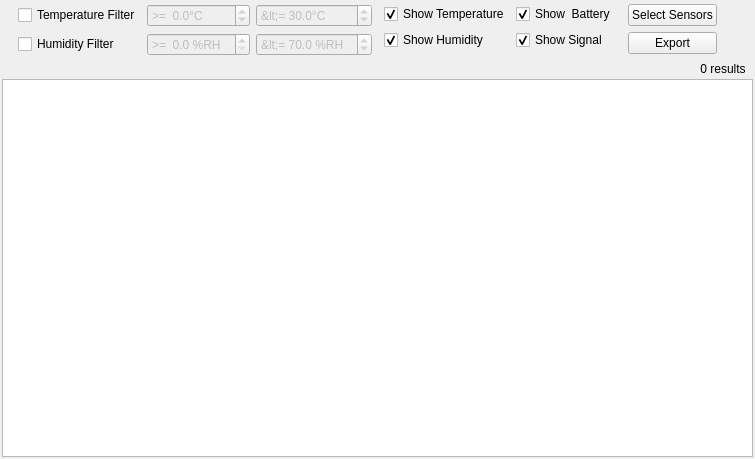
The window that manager/src/MeasurementsWidget.ui (porkmarks/sense) describes before a commit, drawn with Qt 5.
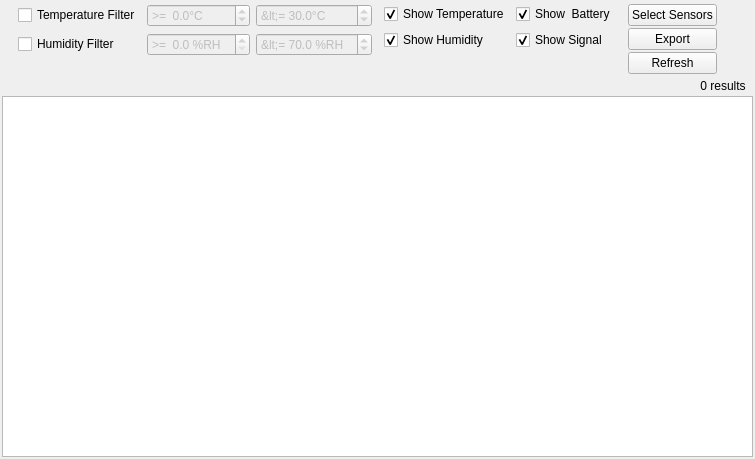
The same window after the commit. Icons and pictures are not drawn. Custom widgets are drawn as their Qt base class.

```diff
--- a/manager/src/MeasurementsWidget.ui
+++ b/manager/src/MeasurementsWidget.ui
@@ -338,6 +338,9 @@
                </sizepolicy>
               </property>
               <layout class="QVBoxLayout" name="verticalLayout_2">
+               <property name="spacing">
+                <number>2</number>
+               </property>
                <property name="leftMargin">
                 <number>4</number>
                </property>
@@ -372,6 +375,17 @@
                  </property>
                 </widget>
                </item>
+               <item>
+                <widget class="QPushButton" name="refresh">
+                 <property name="text">
+                  <string>Refresh</string>
+                 </property>
+                 <property name="icon">
+                  <iconset resource="../res/res.qrc">
+                   <normaloff>:/icons/ui/reconnect.png</normaloff>:/icons/ui/reconnect.png</iconset>
+                 </property>
+                </widget>
+               </item>
                <item>
                 <spacer name="verticalSpacer_2">
                  <property name="orientation">
```
